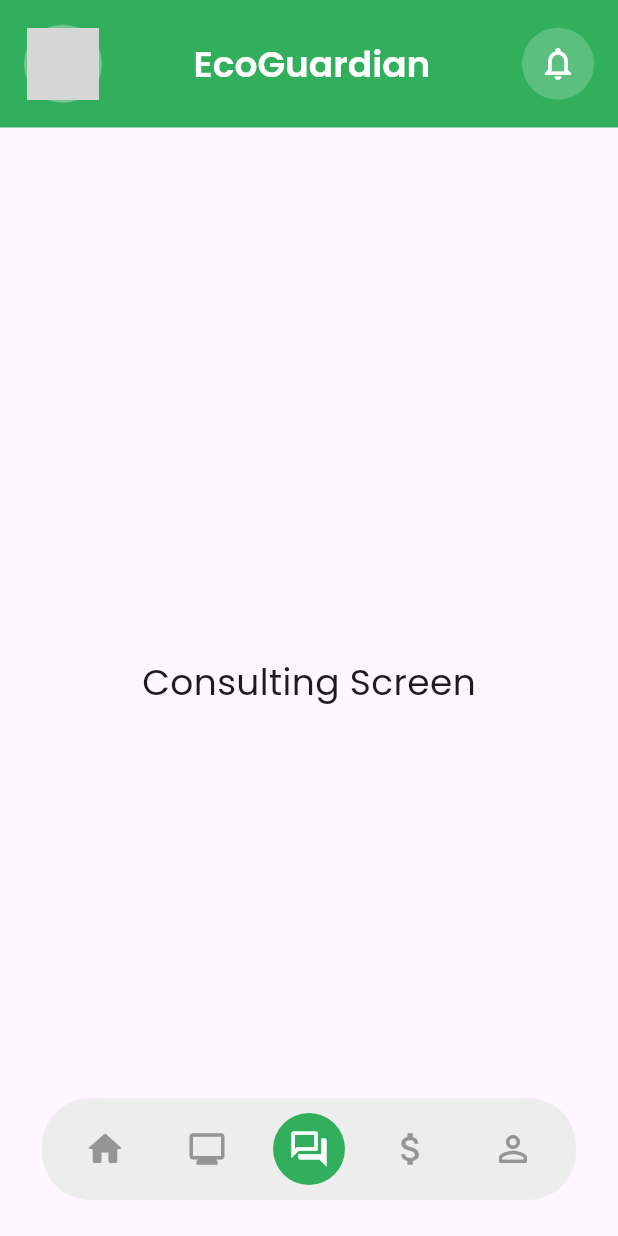
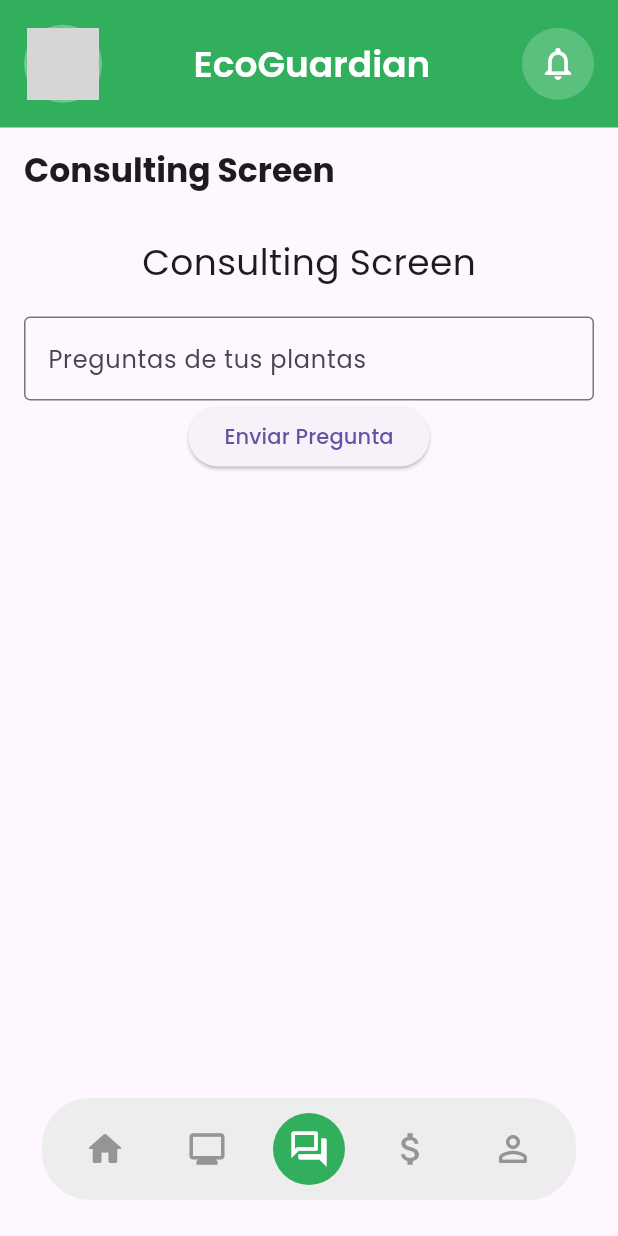
Before and after one commit to wemade-IoT/EcoGuardian-Mobile, a Flutter app: the ConsultingScreen screen opened by its route, on a phone screen of 412 x 824 dp. Run offline on Flutter 3.47's test engine with Material 3 defaults, Android fonts, the phone set to English and light mode, and no system bars; our stand-ins replace dio, get_it, go_router, google_fonts, logger, shared_preferences; accounts and stored records are empty; network calls fail; grey boxes are pictures that could not be loaded.

```diff
--- a/lib/crm/interface/screens/consulting_screen.dart
+++ b/lib/crm/interface/screens/consulting_screen.dart
@@ -1,4 +1,6 @@
+import 'package:ecoguardian/shared/infrastructure/helpers/storage_helper.dart';
 import 'package:flutter/material.dart';
+import '../widgets/consumer_widget.dart';
 
 class ConsultingScreen extends StatefulWidget {
 
@@ -11,15 +13,82 @@ class ConsultingScreen extends StatefulWidget {
 }
 
 class _ConsultingScreenState extends State<ConsultingScreen> {
+  var user = StorageHelper.getUser();
+  var name = 'Consulting Screen';
+
+
+
+  final TextEditingController _questionController = TextEditingController();
+
+
+
   @override
+
   Widget build(BuildContext context) {
-    return const Scaffold(
-      body: Center(
-        child: Text(
-          'Consulting Screen',
-          style: TextStyle(fontSize: 24),
+
+    return Scaffold(
+        appBar: AppBar(title: Text(name)),
+        body: Padding(
+            padding: const EdgeInsets.all(16.0),
+            child: Column(
+              children: [
+                const Text(
+                  'Consulting Screen',
+                  style: TextStyle(fontSize: 24),
+                ),
+                const SizedBox(height: 20),
+
+                // Dependiendo del rol del usuario, mostramos diferentes widgets
+                if (user.role == 'domestic')
+                  _consumerWidget(user.role), // Para un consultor
+                if (user.role == 'enterprise')
+                  _consumerWidget(user.role), // Para un consultor
+                if (user.role == 'specialist')
+                  _specialistWidget(), // Para un administrador
+              ],
+            ),
+        )
+
+
+    );
+  }
+
+  Widget _consumerWidget(String role) {
+    return Column(
+      children: [
+        TextField(
+          controller: _questionController,
+          decoration: InputDecoration(
+            labelText: role == 'domestic' ?'Preguntas de tus plantas' : 'Preguntas de tus plantaciones',
+            border: OutlineInputBorder(),
+          ),
         ),
-      ),
+        ElevatedButton(
+          onPressed: () {
+            if (_questionController.text.isEmpty) {
+              ScaffoldMessenger.of(context).showSnackBar(
+                SnackBar(content: Text('Por favor ingresa una pregunta')),
+              );
+            } else {
+              // Aquí podrías enviar la pregunta a un backend o realizar alguna acción
+              print('Pregunta: ${_questionController.text}');
+            }
+          },
+          child: Text('Enviar Pregunta'),
+        ),
+      ],
+    );
+  }
+  Widget _specialistWidget() {
+    return Column(
+      children: [
+        Text('Panel de especialista', style: TextStyle(fontSize: 20)),
+        // Aquí puedes agregar widgets para los administradores
+      ],
     );
   }
 }
+
+extension on Future {
+  get role => "domestic";
+}
--- /dev/null
+++ b/lib/crm/interface/widgets/consumer_widget.dart
@@ -0,0 +1,29 @@
+import 'package:flutter/cupertino.dart';
+import 'package:flutter/material.dart';
+
+Widget _consumerWidget(_questionController, context) {
+  return Column(
+    children: [
+      TextField(
+        controller: _questionController,
+        decoration: InputDecoration(
+          labelText: 'Pregunta',
+          border: OutlineInputBorder(),
+        ),
+      ),
+      ElevatedButton(
+        onPressed: () {
+          if (_questionController.text.isEmpty) {
+            ScaffoldMessenger.of(context).showSnackBar(
+              SnackBar(content: Text('Por favor ingresa una pregunta')),
+            );
+          } else {
+            // Aquí podrías enviar la pregunta a un backend o realizar alguna acción
+            print('Pregunta: ${_questionController.text}');
+          }
+        },
+        child: Text('Enviar Pregunta'),
+      ),
+    ],
+  );
+}
```
Also changed, not shown: lib/crm/domain/models/answer.dart (added, +27 -0 lines), lib/crm/domain/models/question.dart (added, +36 -0 lines), lib/crm/infrastructure/services/crm_provider.dart (added, +104 -0 lines), lib/crm/infrastructure/services/crm_service.dart (added, +46 -0 lines), lib/crm/domain/dto/answer_dto.dart (added), lib/crm/domain/dto/question_dto.dart (added), lib/crm/interface/screens/question_info_screen.dart (added), lib/crm/interface/widgets/answer_card.dart (added), lib/crm/interface/widgets/answer_form.dart (added), lib/crm/interface/widgets/question_card.dart (added), lib/crm/interface/widgets/question_form.dart (added), lib/crm/interface/widgets/question_list.dart (added).
